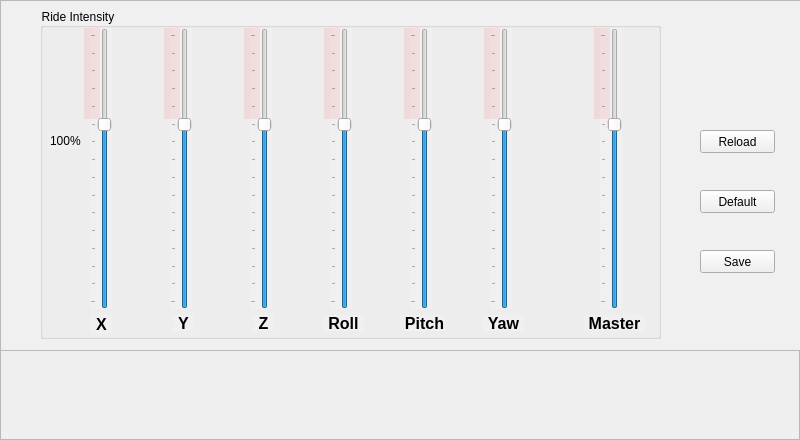
michaelmargolis/MdxMotionPlatformV3, file runtime/common/dynamics_gui.ui: the form before one commit.
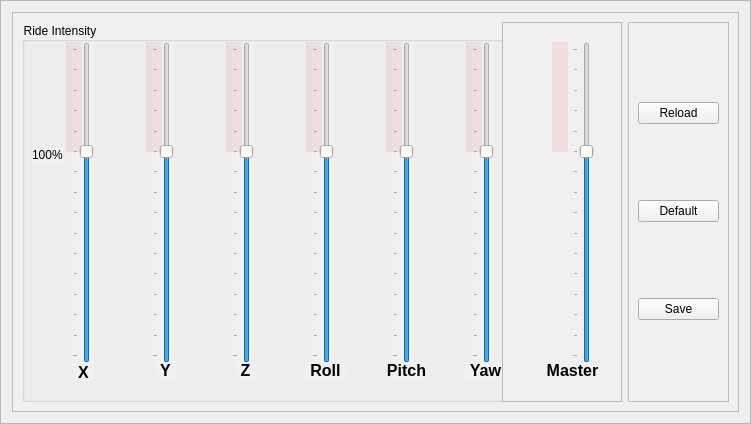
The form after the commit.

Commit message: added window scaling to guis added debug log messages improved space coaster connect message handling added ability to invert encoder values

```diff
--- a/runtime/common/dynamics_gui.ui
+++ b/runtime/common/dynamics_gui.ui
@@ -6,10 +6,16 @@
    <rect>
     <x>0</x>
     <y>0</y>
-    <width>800</width>
-    <height>440</height>
+    <width>751</width>
+    <height>424</height>
    </rect>
   </property>
+  <property name="minimumSize">
+   <size>
+    <width>751</width>
+    <height>351</height>
+   </size>
+  </property>
   <property name="windowTitle">
    <string>Frame</string>
   </property>
@@ -22,15 +28,9 @@
   <property name="frameShadow">
    <enum>QFrame::Raised</enum>
   </property>
+  <layout class="QHBoxLayout" name="horizontalLayout">
+   <item>
   <widget class="QFrame" name="frm_dynamics">
-   <property name="geometry">
-    <rect>
-     <x>0</x>
-     <y>0</y>
-     <width>815</width>
-     <height>351</height>
-    </rect>
-   </property>
    <property name="styleSheet">
     <string notr="true">background-color: #f0f0f0</string>
    </property>
@@ -40,14 +40,14 @@
    <property name="frameShadow">
     <enum>QFrame::Raised</enum>
    </property>
-   <widget class="QGroupBox" name="groupBox">
-    <property name="geometry">
-     <rect>
-      <x>40</x>
-      <y>8</y>
-      <width>621</width>
-      <height>331</height>
-     </rect>
+     <layout class="QHBoxLayout" name="horizontalLayout_2">
+      <item>
+       <widget class="QGroupBox" name="slider_groupBox">
+        <property name="minimumSize">
+         <size>
+          <width>500</width>
+          <height>351</height>
+         </size>
     </property>
     <property name="title">
      <string>Ride Intensity</string>
@@ -58,7 +58,7 @@
        <x>50</x>
        <y>20</y>
        <width>22</width>
-       <height>281</height>
+           <height>321</height>
       </rect>
      </property>
      <property name="maximum">
@@ -83,7 +83,7 @@
        <x>130</x>
        <y>20</y>
        <width>22</width>
-       <height>281</height>
+           <height>321</height>
       </rect>
      </property>
      <property name="maximum">
@@ -108,7 +108,7 @@
        <x>210</x>
        <y>20</y>
        <width>22</width>
-       <height>281</height>
+           <height>321</height>
       </rect>
      </property>
      <property name="maximum">
@@ -133,7 +133,7 @@
        <x>290</x>
        <y>20</y>
        <width>22</width>
-       <height>281</height>
+           <height>321</height>
       </rect>
      </property>
      <property name="maximum">
@@ -158,32 +158,7 @@
        <x>370</x>
        <y>20</y>
        <width>22</width>
-       <height>281</height>
-      </rect>
-     </property>
-     <property name="maximum">
-      <number>150</number>
-     </property>
-     <property name="value">
-      <number>100</number>
-     </property>
-     <property name="orientation">
-      <enum>Qt::Vertical</enum>
-     </property>
-     <property name="tickPosition">
-      <enum>QSlider::TicksAbove</enum>
-     </property>
-     <property name="tickInterval">
-      <number>10</number>
-     </property>
-    </widget>
-    <widget class="QSlider" name="sld_master_6">
-     <property name="geometry">
-      <rect>
-       <x>560</x>
-       <y>20</y>
-       <width>22</width>
-       <height>281</height>
+           <height>321</height>
       </rect>
      </property>
      <property name="maximum">
@@ -208,7 +183,7 @@
        <x>450</x>
        <y>20</y>
        <width>22</width>
-       <height>281</height>
+           <height>321</height>
       </rect>
      </property>
      <property name="maximum">
@@ -231,7 +206,7 @@
      <property name="geometry">
       <rect>
        <x>51</x>
-       <y>306</y>
+           <y>340</y>
        <width>21</width>
        <height>20</height>
       </rect>
@@ -254,7 +229,7 @@
      <property name="geometry">
       <rect>
        <x>133</x>
-       <y>307</y>
+           <y>340</y>
        <width>21</width>
        <height>16</height>
       </rect>
@@ -277,7 +252,7 @@
      <property name="geometry">
       <rect>
        <x>213</x>
-       <y>307</y>
+           <y>340</y>
        <width>21</width>
        <height>16</height>
       </rect>
@@ -300,7 +275,7 @@
      <property name="geometry">
       <rect>
        <x>283</x>
-       <y>307</y>
+           <y>340</y>
        <width>41</width>
        <height>16</height>
       </rect>
@@ -323,7 +298,7 @@
      <property name="geometry">
       <rect>
        <x>364</x>
-       <y>307</y>
+           <y>340</y>
        <width>41</width>
        <height>16</height>
       </rect>
@@ -346,7 +321,7 @@
      <property name="geometry">
       <rect>
        <x>443</x>
-       <y>307</y>
+           <y>340</y>
        <width>41</width>
        <height>16</height>
       </rect>
@@ -365,38 +340,21 @@
       <set>Qt::AlignCenter</set>
      </property>
     </widget>
-    <widget class="QLabel" name="lbl_master">
-     <property name="geometry">
-      <rect>
-       <x>544</x>
-       <y>307</y>
-       <width>61</width>
-       <height>16</height>
-      </rect>
-     </property>
-     <property name="font">
-      <font>
-       <pointsize>12</pointsize>
-       <weight>75</weight>
-       <bold>true</bold>
-      </font>
-     </property>
-     <property name="text">
-      <string>Master</string>
-     </property>
-     <property name="alignment">
-      <set>Qt::AlignCenter</set>
-     </property>
-    </widget>
     <widget class="QWidget" name="wgt_overlay" native="true">
      <property name="geometry">
       <rect>
        <x>44</x>
        <y>20</y>
        <width>16</width>
-       <height>91</height>
-      </rect>
-     </property>
+           <height>110</height>
+          </rect>
+         </property>
+         <property name="maximumSize">
+          <size>
+           <width>16</width>
+           <height>16777215</height>
+          </size>
+         </property>
      <property name="styleSheet">
       <string notr="true">background-color: rgba(255, 0,0,20)</string>
      </property>
@@ -420,9 +378,15 @@
        <x>124</x>
        <y>20</y>
        <width>16</width>
-       <height>91</height>
-      </rect>
-     </property>
+           <height>110</height>
+          </rect>
+         </property>
+         <property name="maximumSize">
+          <size>
+           <width>16</width>
+           <height>16777215</height>
+          </size>
+         </property>
      <property name="styleSheet">
       <string notr="true">background-color: rgba(255, 0,0,20)</string>
      </property>
@@ -433,9 +397,21 @@
        <x>204</x>
        <y>20</y>
        <width>16</width>
-       <height>91</height>
-      </rect>
-     </property>
+           <height>110</height>
+          </rect>
+         </property>
+         <property name="minimumSize">
+          <size>
+           <width>16</width>
+           <height>0</height>
+          </size>
+         </property>
+         <property name="maximumSize">
+          <size>
+           <width>16</width>
+           <height>16777215</height>
+          </size>
+         </property>
      <property name="styleSheet">
       <string notr="true">background-color: rgba(255, 0,0,20)</string>
      </property>
@@ -446,21 +422,20 @@
        <x>284</x>
        <y>20</y>
        <width>16</width>
-       <height>91</height>
-      </rect>
-     </property>
-     <property name="styleSheet">
-      <string notr="true">background-color: rgba(255, 0,0,20)</string>
-     </property>
-    </widget>
-    <widget class="QWidget" name="wgt_overlay_5" native="true">
-     <property name="geometry">
-      <rect>
-       <x>554</x>
-       <y>20</y>
+           <height>110</height>
+          </rect>
+         </property>
+         <property name="minimumSize">
+          <size>
+           <width>16</width>
+           <height>0</height>
+          </size>
+         </property>
+         <property name="maximumSize">
+          <size>
        <width>16</width>
-       <height>91</height>
-      </rect>
+           <height>16777215</height>
+          </size>
      </property>
      <property name="styleSheet">
       <string notr="true">background-color: rgba(255, 0,0,20)</string>
@@ -472,9 +447,21 @@
        <x>364</x>
        <y>20</y>
        <width>16</width>
-       <height>91</height>
-      </rect>
-     </property>
+           <height>110</height>
+          </rect>
+         </property>
+         <property name="minimumSize">
+          <size>
+           <width>16</width>
+           <height>0</height>
+          </size>
+         </property>
+         <property name="maximumSize">
+          <size>
+           <width>16</width>
+           <height>16777215</height>
+          </size>
+         </property>
      <property name="styleSheet">
       <string notr="true">background-color: rgba(255, 0,0,20)</string>
      </property>
@@ -485,54 +472,191 @@
        <x>444</x>
        <y>20</y>
        <width>16</width>
-       <height>91</height>
-      </rect>
-     </property>
+           <height>110</height>
+          </rect>
+         </property>
+         <property name="minimumSize">
+          <size>
+           <width>16</width>
+           <height>0</height>
+          </size>
+         </property>
+         <property name="maximumSize">
+          <size>
+           <width>16</width>
+           <height>16777215</height>
+          </size>
+         </property>
      <property name="styleSheet">
       <string notr="true">background-color: rgba(255, 0,0,20)</string>
      </property>
     </widget>
    </widget>
+      </item>
+      <item>
+       <spacer name="horizontalSpacer">
+        <property name="orientation">
+         <enum>Qt::Horizontal</enum>
+        </property>
+        <property name="sizeHint" stdset="0">
+         <size>
+          <width>40</width>
+          <height>20</height>
+         </size>
+        </property>
+       </spacer>
+      </item>
+      <item>
+       <widget class="QFrame" name="master_frame">
+        <property name="minimumSize">
+         <size>
+          <width>120</width>
+          <height>351</height>
+         </size>
+        </property>
+        <property name="frameShape">
+         <enum>QFrame::StyledPanel</enum>
+        </property>
+        <property name="frameShadow">
+         <enum>QFrame::Raised</enum>
+        </property>
+        <widget class="QLabel" name="lbl_master">
+         <property name="geometry">
+          <rect>
+           <x>40</x>
+           <y>340</y>
+           <width>61</width>
+           <height>16</height>
+          </rect>
+         </property>
+         <property name="font">
+          <font>
+           <pointsize>12</pointsize>
+           <weight>75</weight>
+           <bold>true</bold>
+          </font>
+         </property>
+         <property name="text">
+          <string>Master</string>
+         </property>
+         <property name="alignment">
+          <set>Qt::AlignCenter</set>
+         </property>
+        </widget>
+        <widget class="QSlider" name="sld_master_6">
+         <property name="geometry">
+          <rect>
+           <x>70</x>
+           <y>20</y>
+           <width>22</width>
+           <height>321</height>
+          </rect>
+         </property>
+         <property name="maximum">
+          <number>150</number>
+         </property>
+         <property name="value">
+          <number>100</number>
+         </property>
+         <property name="orientation">
+          <enum>Qt::Vertical</enum>
+         </property>
+         <property name="tickPosition">
+          <enum>QSlider::TicksAbove</enum>
+         </property>
+         <property name="tickInterval">
+          <number>10</number>
+         </property>
+        </widget>
+        <widget class="QWidget" name="wgt_overlay_5" native="true">
+         <property name="geometry">
+          <rect>
+           <x>50</x>
+           <y>20</y>
+           <width>16</width>
+           <height>110</height>
+          </rect>
+         </property>
+         <property name="minimumSize">
+          <size>
+           <width>16</width>
+           <height>0</height>
+          </size>
+         </property>
+         <property name="maximumSize">
+          <size>
+           <width>16</width>
+           <height>16777215</height>
+          </size>
+         </property>
+         <property name="styleSheet">
+          <string notr="true">background-color: rgba(255, 0,0,20)</string>
+         </property>
+        </widget>
+       </widget>
+      </item>
+      <item>
+       <spacer name="horizontalSpacer_2">
+        <property name="orientation">
+         <enum>Qt::Horizontal</enum>
+        </property>
+        <property name="sizeHint" stdset="0">
+         <size>
+          <width>40</width>
+          <height>20</height>
+         </size>
+        </property>
+       </spacer>
+      </item>
+      <item>
+       <widget class="QFrame" name="button_frame">
+        <property name="minimumSize">
+         <size>
+          <width>101</width>
+          <height>351</height>
+         </size>
+        </property>
+        <property name="maximumSize">
+         <size>
+          <width>101</width>
+          <height>16777215</height>
+         </size>
+        </property>
+        <property name="frameShape">
+         <enum>QFrame::StyledPanel</enum>
+        </property>
+        <property name="frameShadow">
+         <enum>QFrame::Raised</enum>
+        </property>
+        <layout class="QVBoxLayout" name="verticalLayout">
+         <item>
    <widget class="QPushButton" name="btn_reload_dynam">
-    <property name="geometry">
-     <rect>
-      <x>700</x>
-      <y>130</y>
-      <width>75</width>
-      <height>23</height>
-     </rect>
-    </property>
     <property name="text">
      <string>Reload</string>
     </property>
    </widget>
+         </item>
+         <item>
    <widget class="QPushButton" name="btn_default_dynam">
-    <property name="geometry">
-     <rect>
-      <x>700</x>
-      <y>190</y>
-      <width>75</width>
-      <height>23</height>
-     </rect>
-    </property>
     <property name="text">
      <string>Default</string>
     </property>
    </widget>
+         </item>
+         <item>
    <widget class="QPushButton" name="btn_save_dynam">
-    <property name="geometry">
-     <rect>
-      <x>700</x>
-      <y>250</y>
-      <width>75</width>
-      <height>23</height>
-     </rect>
-    </property>
     <property name="text">
      <string>Save</string>
     </property>
    </widget>
-  </widget>
+         </item>
+        </layout>
+       </widget>
+      </item>
+     </layout>
+    </widget>
+   </item>
+  </layout>
  </widget>
  <resources/>
  <connections/>
```
Lines whose indentation alone changed are shown as unchanged. The commit also changes 19 other files.
